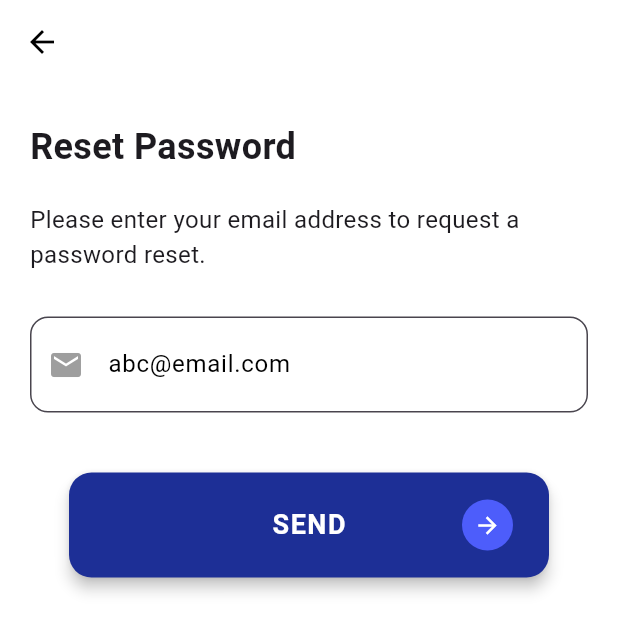
After one commit to evanicarose/flutter_univents, a Flutter app: the screen it shows after launch, after a tap on "Forgot password?", on a phone screen of 412 x 824 dp. The commit adds this screen. Shown: the top 632 px of the screen. Run offline on Flutter 3.47's test engine with Material 3 defaults, Android fonts, the light colour scheme and no system bars.

Commit message:
added the forgot password

```diff
--- /dev/null
+++ b/lib/forgot-password.dart
@@ -0,0 +1,136 @@
+import 'package:flutter/material.dart';
+
+class ForgotPassword extends StatefulWidget {
+  const ForgotPassword({super.key});
+
+  @override
+  State<ForgotPassword> createState() => _ForgotPasswordState();
+}
+
+class _ForgotPasswordState extends State<ForgotPassword> {
+  @override
+  Widget build(BuildContext context) {
+    return Scaffold(
+      appBar: AppBar(
+        backgroundColor: const Color.fromARGB(255, 255, 255, 255),
+        elevation: 0,
+        leading: IconButton(
+          icon: const Icon(Icons.arrow_back, color: Colors.black),
+          onPressed: () {
+            Navigator.pop(context);
+          },
+        ),
+      ),
+      body: Container(
+        color: Colors.white,
+        padding: const EdgeInsets.all(20),
+        child: Column(
+          crossAxisAlignment: CrossAxisAlignment.start, // Aligns the text to the left
+          children: [
+            const SizedBox(height: 5),
+            const Text(
+              "Reset Password",
+              style: TextStyle(fontSize: 24, fontWeight: FontWeight.bold),
+            ),
+            const SizedBox(height: 20),
+            const Text(
+              "Please enter your email address to request a password reset.",
+              style: TextStyle(fontSize: 16),
+            ),
+            const SizedBox(height: 30),
+
+
+            Center(child: inputField("abc@email.com", icon: Icons.email)),
+            const SizedBox(height: 30),
+            Center(child: sendButton()),
+          ],
+        ),
+      ),
+    );
+  }
+
+
+
+
+  Widget inputField(String hint, {bool isPassword = false, IconData? icon}) {
+    return SizedBox(
+      width: 400,
+      child: Column(
+        crossAxisAlignment: CrossAxisAlignment.start,
+        children: [
+          TextFormField(
+            obscureText: isPassword,
+            style: const TextStyle(color: Colors.black),
+            decoration: InputDecoration(
+              labelText: hint,
+              prefixIcon: icon != null ? Icon(icon, color: Colors.grey) : null,
+              border: OutlineInputBorder(
+              borderRadius: BorderRadius.circular(12),
+              borderSide: const BorderSide(color: Color.fromARGB(255, 178, 176, 176)),
+            ),
+            labelStyle: const TextStyle(color: Colors.black),
+            filled: true,
+            fillColor: Colors.white,
+            hintStyle: const TextStyle(color: Colors.grey),
+            contentPadding: const EdgeInsets.symmetric(vertical: 20.0),
+            ),
+          ),
+        ],
+      ),
+    );
+  }
+
+
+  Widget sendButton() {
+    return Padding(
+      padding: const EdgeInsets.all(10.0),
+      child: SizedBox(
+        width: 320,
+        height: 70,
+        child: ElevatedButton(
+          onPressed: () {},
+          style: ElevatedButton.styleFrom(
+            backgroundColor: const Color(0xFF1D2F96),
+            shape: RoundedRectangleBorder(
+              borderRadius: BorderRadius.circular(15),
+            ),
+            elevation: 4,
+          ),
+          child: Stack(
+            alignment: Alignment.center,
+            children: [
+              const Center(
+                child: Text(
+                  "SEND",
+                  style: TextStyle(
+                    color: Colors.white,
+                    fontWeight: FontWeight.bold,
+                    letterSpacing: 1,
+                    fontSize: 18,
+                  ),
+                ),
+              ),
+              Align(
+                alignment: Alignment.centerRight,
+                child: Container(
+                  // margin: const EdgeInsets.only(right: 2),
+                  decoration: const BoxDecoration(
+                    color: Color(0xFF4D5DFB),
+                    shape: BoxShape.circle,
+                  ),
+                  padding: const EdgeInsets.all(8),
+                  child: const Icon(
+                    Icons.arrow_forward,
+                    color: Colors.white,
+                    size: 18,
+                  ),
+                ),
+              ),
+            ],
+          ),
+        ),
+      ),
+    );
+  }
+
+}
--- a/lib/index.dart
+++ b/lib/index.dart
@@ -1,4 +1,5 @@
 import 'package:flutter/material.dart';
+import 'package:flutter_univents/forgot-password.dart';
 
 class IndexScreen extends StatefulWidget {
   const IndexScreen({super.key});
@@ -83,14 +84,14 @@ class _IndexScreenState extends State<IndexScreen> {
                       Row(
                         children: [
                           Switch.adaptive(
-                            applyCupertinoTheme: false, // forces Material style even on iOS
+                            applyCupertinoTheme: false,
                             value: _rememberMe,
                             onChanged: (bool value) {
                               setState(() {
                                 _rememberMe = value;
                               });
                             },
-                            activeColor: const Color.fromARGB(255, 6, 83, 178), // thumb when on
+                            activeColor: const Color.fromARGB(255, 6, 83, 178),
                             inactiveThumbColor: const Color.fromARGB(255, 255, 255, 255), // thumb when off
                             inactiveTrackColor: const Color.fromARGB(255, 132, 127, 127), // track when off
                           ),
@@ -104,13 +105,25 @@ class _IndexScreenState extends State<IndexScreen> {
                         ],
                       ),
 
-                      const Padding(
-                        padding: EdgeInsets.all(8.0),
-                        child: Text(
-                          "Forgot password?",
-                          style: TextStyle(color: Colors.black),
+                      Padding(
+                        padding: const EdgeInsets.all(8.0),
+                        child: GestureDetector(
+                          onTap: () {
+                            Navigator.push(
+                              context,
+                              MaterialPageRoute(builder: (context) => const ForgotPassword()),
+                            );
+                          },
+                          child: const Text(
+                            "Forgot password?",
+                            style: TextStyle(
+                              color: Colors.black,
+
+                            ),
+                          ),
                         ),
                       ),
+
                     ],
                   ),
                 ),
@@ -166,7 +179,7 @@ Widget socialLoginButton(String assetPath, String text) {
         onPressed: () {},
         style: OutlinedButton.styleFrom(
           backgroundColor: Colors.white,
-          side: const BorderSide(color: Colors.transparent), // No border
+          side: const BorderSide(color: Colors.transparent),
           shape: RoundedRectangleBorder(
             borderRadius: BorderRadius.circular(12),
           ),
@@ -211,7 +224,7 @@ Widget socialLoginButton(String assetPath, String text) {
               labelText: hint,
               prefixIcon: icon != null ? Icon(icon, color: Colors.grey) : null,
               border: OutlineInputBorder(
-              borderRadius: BorderRadius.circular(12), // Rounded corners
+              borderRadius: BorderRadius.circular(12),
               borderSide: const BorderSide(color: Color.fromARGB(255, 178, 176, 176)),
             ),
             labelStyle: const TextStyle(color: Colors.black),
```
